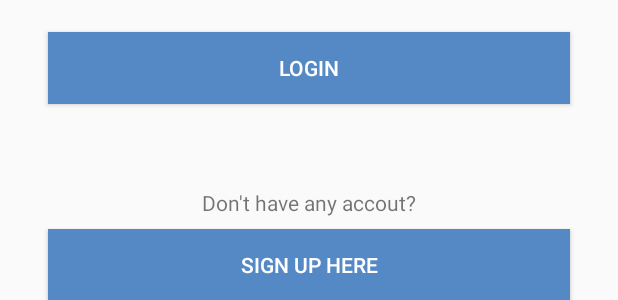
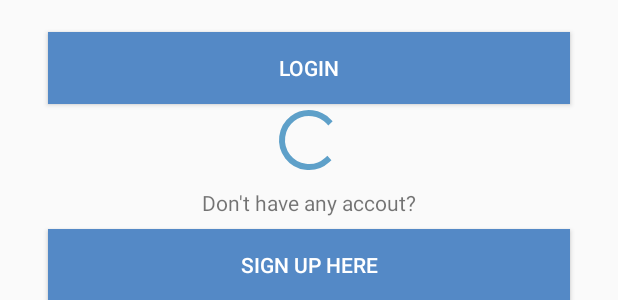
Before and after one commit to labelz/Smack, an Android app: the layout activity_login.xml on its own in the app's theme, with its tools: preview values and no code run, on a phone screen of 412 x 824 dp. Shown: the part 212-512 px from the top of the screen. Run offline under Robolectric (Android 15) with nearby library versions, the phone set to English and light mode, and no system bars; network calls fail.

Commit message:
lesson-16

```diff
--- a/app/src/main/res/layout/activity_login.xml
+++ b/app/src/main/res/layout/activity_login.xml
@@ -51,4 +51,11 @@
             android:layout_marginEnd="32dp" app:layout_constraintStart_toStartOf="parent"
             android:layout_marginStart="32dp" android:background="@color/colorPrimary"
             android:textColor="@android:color/white" android:onClick="loginCreateBtnClicked"/>
+    <ProgressBar
+            style="?android:attr/progressBarStyle"
+            android:layout_width="wrap_content"
+            android:layout_height="wrap_content"
+            app:layout_constraintStart_toStartOf="parent"
+            app:layout_constraintEnd_toEndOf="parent" android:id="@+id/loginSpinner" android:layout_marginBottom="8dp"
+            app:layout_constraintBottom_toTopOf="@+id/textView"/>
 </android.support.constraint.ConstraintLayout>
--- a/app/src/main/res/layout/nav_header_main.xml
+++ b/app/src/main/res/layout/nav_header_main.xml
@@ -27,7 +27,7 @@
             android:id="@+id/userNameNavHeader"
             tools:text="Achira" app:layout_constraintStart_toEndOf="@+id/userImageNavHeader"
             android:layout_marginStart="8dp" app:layout_constraintTop_toTopOf="@+id/userImageNavHeader"
-            android:text="Achira"/>
+    />
 
     <TextView
             android:layout_width="wrap_content"
@@ -36,7 +36,7 @@
             tools:text="achira@ggg.com"
             app:layout_constraintTop_toBottomOf="@+id/userNameNavHeader"
             app:layout_constraintStart_toEndOf="@+id/userImageNavHeader"
-            android:layout_marginStart="8dp" android:text="achira@ggg.com"/>
+            android:layout_marginStart="8dp"/>
     <Button
             android:text="LOGIN"
             android:layout_width="wrap_content"
```
Also changed, not shown: app/src/main/java/th/co/bluesharp/smack/Controller/LoginActivity.kt (+34 -1 lines).
